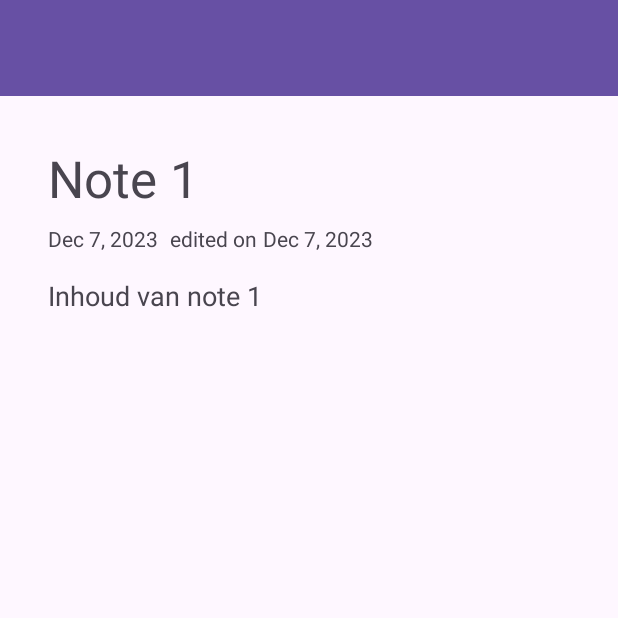
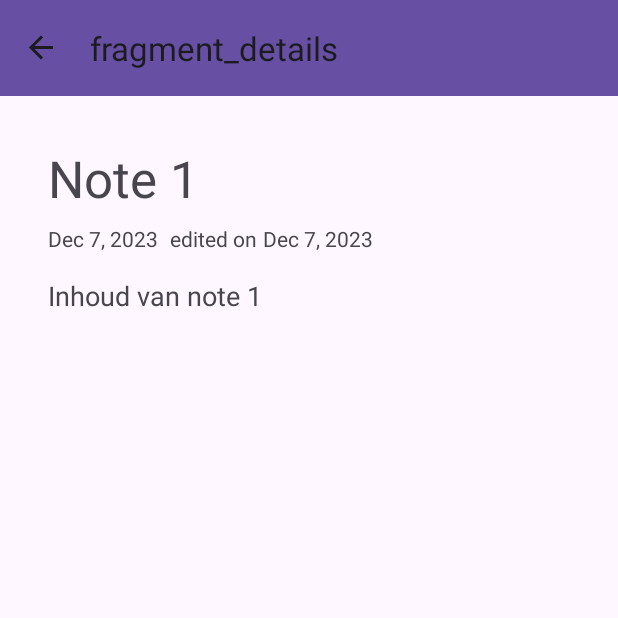
Before and after one commit to Saplistic/NoteDroid, an Android app: the screen it shows after launch (MainActivity), after a tap on "Note 1", on a phone screen of 412 x 824 dp, the top half of it. Run offline under Robolectric (Android 15) with nearby library versions, the phone set to English and light mode, and no system bars; our stand-ins replace navigation-ui.

Commit message:
Added a navigate-up functionality in the toolbar

```diff
--- a/app/src/main/java/be/ehb/notedroid/MainActivity.java
+++ b/app/src/main/java/be/ehb/notedroid/MainActivity.java
@@ -1,14 +1,38 @@
 package be.ehb.notedroid;
 
 import androidx.appcompat.app.AppCompatActivity;
+import androidx.appcompat.widget.Toolbar;
+import androidx.navigation.NavController;
+import androidx.navigation.Navigation;
+import androidx.navigation.fragment.NavHostFragment;
+import androidx.navigation.ui.AppBarConfiguration;
+import androidx.navigation.ui.NavigationUI;
 
 import android.os.Bundle;
 
 public class MainActivity extends AppCompatActivity {
 
+    private AppBarConfiguration appBarConfiguration;
+    private NavController navController;
+
     @Override
     protected void onCreate(Bundle savedInstanceState) {
         super.onCreate(savedInstanceState);
         setContentView(R.layout.activity_main);
+
+        Toolbar mToolbar = findViewById(R.id.toolbar_main);
+        setSupportActionBar(mToolbar);
+
+        NavHostFragment navHostFragment = (NavHostFragment) getSupportFragmentManager().findFragmentById(R.id.fragment_container);
+        navController = navHostFragment.getNavController();
+        appBarConfiguration = new AppBarConfiguration.Builder(navController.getGraph()).build();
+        NavigationUI.setupActionBarWithNavController(this, navController, appBarConfiguration);
+    }
+
+    @Override
+    public boolean onSupportNavigateUp() {
+        NavController navController = Navigation.findNavController(this, R.id.fragment_container);
+        return NavigationUI.navigateUp(navController, appBarConfiguration)
+                || super.onSupportNavigateUp();
     }
 }
--- a/app/src/main/res/layout/activity_main.xml
+++ b/app/src/main/res/layout/activity_main.xml
@@ -7,7 +7,7 @@
     tools:context=".MainActivity">
 
     <androidx.appcompat.widget.Toolbar
-        android:id="@+id/toolbar"
+        android:id="@+id/toolbar_main"
         android:layout_width="0dp"
         android:layout_height="wrap_content"
         android:background="?attr/colorPrimary"
@@ -26,7 +26,7 @@
         app:layout_constraintBottom_toBottomOf="parent"
         app:layout_constraintEnd_toEndOf="parent"
         app:layout_constraintStart_toStartOf="parent"
-        app:layout_constraintTop_toBottomOf="@id/toolbar"
+        app:layout_constraintTop_toBottomOf="@id/toolbar_main"
         app:navGraph="@navigation/navigation_main" />
 
 </androidx.constraintlayout.widget.ConstraintLayout>
```
